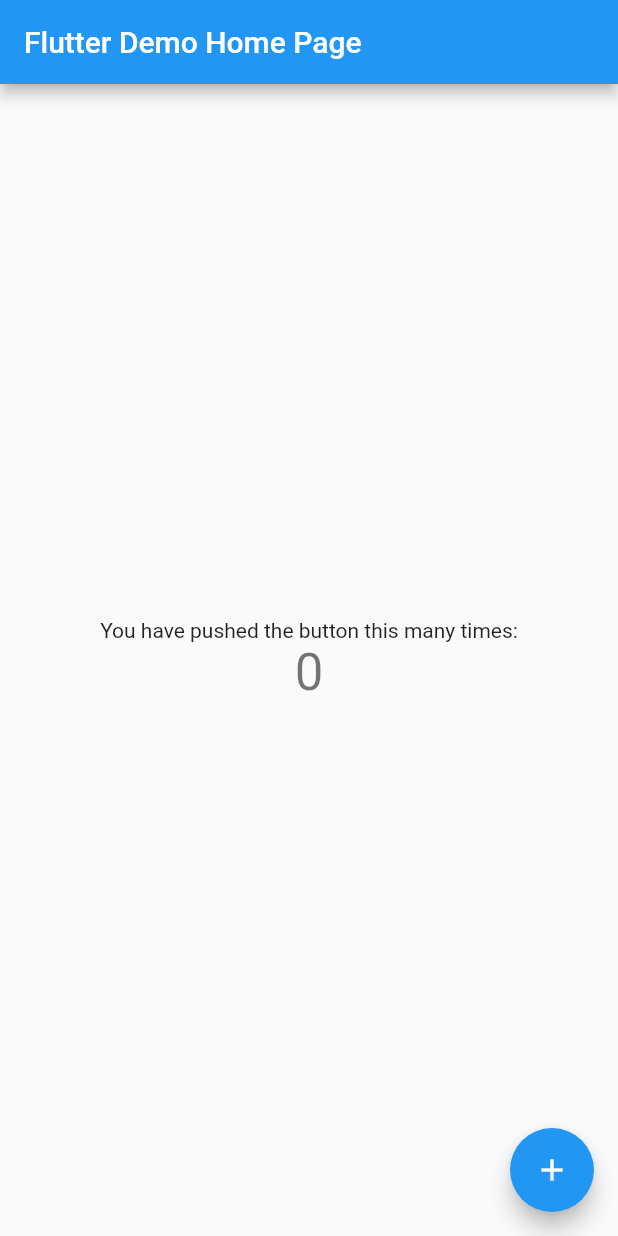
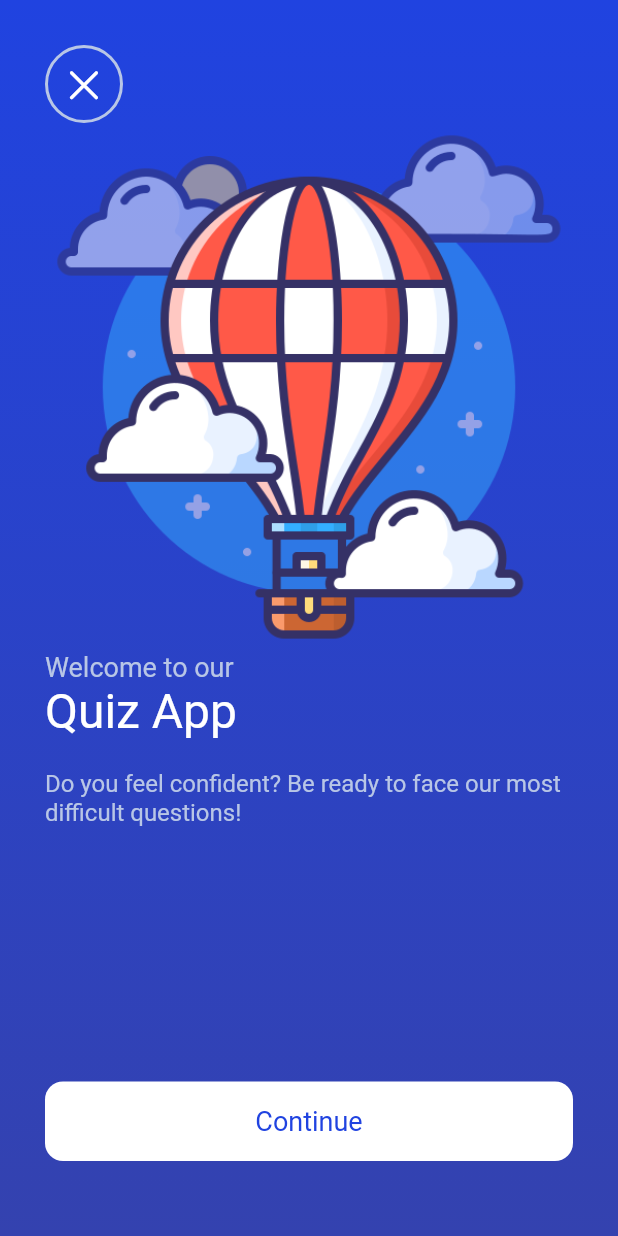
Before and after one commit to CodeT1m/Quiz-App, a Flutter app: the screen it shows after launch, on a phone screen of 412 x 824 dp. Run offline on Flutter 3.47's test engine with Material 2 defaults, Android fonts, the phone set to English and light mode, and no system bars; Roboto replaces fonts that are missing (quick_bold, quick_semi).

Commit message:
onboarding & quiz, constants 2 store common values

```diff
--- /dev/null
+++ b/lib/constants/colors.dart
@@ -0,0 +1,6 @@
+import 'package:flutter/material.dart';
+
+const blue = Color.fromARGB(255, 32, 67, 224);
+const darkBlue = Color(0xff3442af);
+const bgColor = Color(0xffe4ecfa);
+const lightgrey = Color(0xffb8c6e6);
--- /dev/null
+++ b/lib/constants/images.dart
@@ -0,0 +1,5 @@
+const String base = "assets/";
+
+const String balloon = "${base}balloon.png";
+const String ideas = "${base}ideas.png";
+const String balloon2 = "${base}balloon2.png";
--- a/lib/main.dart
+++ b/lib/main.dart
@@ -1,4 +1,5 @@
 import 'package:flutter/material.dart';
+import 'package:quiz_app/onboarding.dart';
 
 void main() {
   runApp(const MyApp());
@@ -24,92 +25,92 @@ class MyApp extends StatelessWidget {
         // is not restarted.
         primarySwatch: Colors.blue,
       ),
-      home: const MyHomePage(title: 'Flutter Demo Home Page'),
+      home: const Onboarding(),
     );
   }
 }
 
-class MyHomePage extends StatefulWidget {
-  const MyHomePage({super.key, required this.title});
+// class MyHomePage extends StatefulWidget {
+//   const MyHomePage({super.key, required this.title});
 
-  // This widget is the home page of your application. It is stateful, meaning
-  // that it has a State object (defined below) that contains fields that affect
-  // how it looks.
+//   // This widget is the home page of your application. It is stateful, meaning
+//   // that it has a State object (defined below) that contains fields that affect
+//   // how it looks.
 
-  // This class is the configuration for the state. It holds the values (in this
-  // case the title) provided by the parent (in this case the App widget) and
-  // used by the build method of the State. Fields in a Widget subclass are
-  // always marked "final".
+//   // This class is the configuration for the state. It holds the values (in this
+//   // case the title) provided by the parent (in this case the App widget) and
+//   // used by the build method of the State. Fields in a Widget subclass are
+//   // always marked "final".
 
-  final String title;
+//   final String title;
 
-  @override
-  State<MyHomePage> createState() => _MyHomePageState();
-}
+//   @override
+//   State<MyHomePage> createState() => _MyHomePageState();
+// }
 
-class _MyHomePageState extends State<MyHomePage> {
-  int _counter = 0;
+// class _MyHomePageState extends State<MyHomePage> {
+//   int _counter = 0;
 
-  void _incrementCounter() {
-    setState(() {
-      // This call to setState tells the Flutter framework that something has
-      // changed in this State, which causes it to rerun the build method below
-      // so that the display can reflect the updated values. If we changed
-      // _counter without calling setState(), then the build method would not be
-      // called again, and so nothing would appear to happen.
-      _counter++;
-    });
-  }
+//   void _incrementCounter() {
+//     setState(() {
+//       // This call to setState tells the Flutter framework that something has
+//       // changed in this State, which causes it to rerun the build method below
+//       // so that the display can reflect the updated values. If we changed
+//       // _counter without calling setState(), then the build method would not be
+//       // called again, and so nothing would appear to happen.
+//       _counter++;
+//     });
+//   }
 
-  @override
-  Widget build(BuildContext context) {
-    // This method is rerun every time setState is called, for instance as done
-    // by the _incrementCounter method above.
-    //
-    // The Flutter framework has been optimized to make rerunning build methods
-    // fast, so that you can just rebuild anything that needs updating rather
-    // than having to individually change instances of widgets.
-    return Scaffold(
-      appBar: AppBar(
-        // Here we take the value from the MyHomePage object that was created by
-        // the App.build method, and use it to set our appbar title.
-        title: Text(widget.title),
-      ),
-      body: Center(
-        // Center is a layout widget. It takes a single child and positions it
-        // in the middle of the parent.
-        child: Column(
-          // Column is also a layout widget. It takes a list of children and
-          // arranges them vertically. By default, it sizes itself to fit its
-          // children horizontally, and tries to be as tall as its parent.
-          //
-          // Invoke "debug painting" (press "p" in the console, choose the
-          // "Toggle Debug Paint" action from the Flutter Inspector in Android
-          // Studio, or the "Toggle Debug Paint" command in Visual Studio Code)
-          // to see the wireframe for each widget.
-          //
-          // Column has various properties to control how it sizes itself and
-          // how it positions its children. Here we use mainAxisAlignment to
-          // center the children vertically; the main axis here is the vertical
-          // axis because Columns are vertical (the cross axis would be
-          // horizontal).
-          mainAxisAlignment: MainAxisAlignment.center,
-          children: <Widget>[
-            const Text(
-              'You have pushed the button this many times:',
-            ),
-            Text(
-              '$_counter',
-              style: Theme.of(context).textTheme.headlineMedium,
-            ),
-          ],
-        ),
-      ),
-      floatingActionButton: FloatingActionButton(
-        onPressed: _incrementCounter,
-        tooltip: 'Increment',
-        child: const Icon(Icons.add),
-      ), // This trailing comma makes auto-formatting nicer for build methods.
-    );
-  }
-}
+//   @override
+//   Widget build(BuildContext context) {
+//     // This method is rerun every time setState is called, for instance as done
+//     // by the _incrementCounter method above.
+//     //
+//     // The Flutter framework has been optimized to make rerunning build methods
+//     // fast, so that you can just rebuild anything that needs updating rather
+//     // than having to individually change instances of widgets.
+//     return Scaffold(
+//       appBar: AppBar(
+//         // Here we take the value from the MyHomePage object that was created by
+//         // the App.build method, and use it to set our appbar title.
+//         title: Text(widget.title),
+//       ),
+//       body: Center(
+//         // Center is a layout widget. It takes a single child and positions it
+//         // in the middle of the parent.
+//         child: Column(
+//           // Column is also a layout widget. It takes a list of children and
+//           // arranges them vertically. By default, it sizes itself to fit its
+//           // children horizontally, and tries to be as tall as its parent.
+//           //
+//           // Invoke "debug painting" (press "p" in the console, choose the
+//           // "Toggle Debug Paint" action from the Flutter Inspector in Android
+//           // Studio, or the "Toggle Debug Paint" command in Visual Studio Code)
+//           // to see the wireframe for each widget.
+//           //
+//           // Column has various properties to control how it sizes itself and
+//           // how it positions its children. Here we use mainAxisAlignment to
+//           // center the children vertically; the main axis here is the vertical
+//           // axis because Columns are vertical (the cross axis would be
+//           // horizontal).
+//           mainAxisAlignment: MainAxisAlignment.center,
+//           children: <Widget>[
+//             const Text(
+//               'You have pushed the button this many times:',
+//             ),
+//             Text(
+//               '$_counter',
+//               style: Theme.of(context).textTheme.headlineMedium,
+//             ),
+//           ],
+//         ),
+//       ),
+//       floatingActionButton: FloatingActionButton(
+//         onPressed: _incrementCounter,
+//         tooltip: 'Increment',
+//         child: const Icon(Icons.add),
+//       ), // This trailing comma makes auto-formatting nicer for build methods.
+//     );
+//   }
+// }
--- /dev/null
+++ b/lib/onboarding.dart
@@ -0,0 +1,87 @@
+import 'package:flutter/cupertino.dart';
+import 'package:flutter/material.dart';
+import 'package:flutter/src/widgets/framework.dart';
+import 'package:flutter/src/widgets/placeholder.dart';
+import 'package:quiz_app/constants/colors.dart';
+import 'package:quiz_app/constants/images.dart';
+import 'package:quiz_app/quiz_screen.dart';
+import 'package:quiz_app/text_style.dart';
+
+class Onboarding extends StatelessWidget {
+  const Onboarding({super.key});
+
+  @override
+  Widget build(BuildContext context) {
+    var size = MediaQuery.of(context).size;
+
+    return Scaffold(
+      body: Container(
+        width: double.infinity,
+        height: double.infinity,
+        padding: const EdgeInsets.all(30),
+        decoration: const BoxDecoration(
+            gradient: LinearGradient(
+                begin: Alignment.topCenter,
+                end: Alignment.bottomCenter,
+                colors: [blue, darkBlue])),
+        child: Column(
+          crossAxisAlignment: CrossAxisAlignment.start,
+          children: [
+            Container(
+              decoration: BoxDecoration(
+                  borderRadius: BorderRadius.circular(50),
+                  border: Border.all(
+                    color: lightgrey,
+                    width: 2,
+                  )),
+              child: IconButton(
+                  onPressed: () {},
+                  icon: const Icon(
+                    CupertinoIcons.xmark,
+                    color: Colors.white,
+                    size: 28,
+                  )),
+            ),
+            Image.asset('assets/balloon2.png'),
+            normalText(
+              'Welcome to our',
+              lightgrey,
+              18,
+            ),
+            headingText('Quiz App', Colors.white, 32),
+            const SizedBox(
+              height: 20,
+            ),
+            normalText(
+                'Do you feel confident? Be ready to face our most difficult questions!',
+                lightgrey,
+                16),
+            const Spacer(),
+            Align(
+              alignment: Alignment.center,
+              child: GestureDetector(
+                onTap: () {
+                  Navigator.push(
+                      context,
+                      MaterialPageRoute(
+                          builder: (context) => const QuizScreen()));
+                },
+                child: Container(
+                  margin: const EdgeInsets.only(bottom: 20),
+                  alignment: Alignment.center,
+                  width: size.width,
+                  padding: const EdgeInsets.all(16),
+                  decoration: BoxDecoration(
+                    color: Colors.white,
+                    borderRadius: BorderRadius.circular(12),
+                  ),
+                  child: headingText('Continue', blue, 18),
+                ),
+              ),
+            )
+          ],
+        ),
+      ),
+    );
+  }
+}
--- /dev/null
+++ b/lib/text_style.dart
@@ -0,0 +1,26 @@
+import 'package:flutter/material.dart';
+import 'package:quiz_app/constants/colors.dart';
+
+Widget normalText(String? text, Color? color, double? size,) {
+
+ return Text(
+  text!,
+  style: TextStyle(
+    fontFamily: "quick_semi",
+    fontSize: size,
+    color: color
+  ),
+ );
+}
+
+Widget headingText(String? text, Color? color, double? size,) {
+
+ return Text(
+  text!,
+  style: TextStyle(
+    fontFamily: "quick_bold",
+    fontSize: size,
+    color: color
+  ),
+ );
+}
```
Also changed, not shown: lib/quiz_screen.dart (added, +115 -0 lines), pubspec.yaml (+9 -3 lines), assets/balloon.png (added), assets/balloon2.png (added), assets/fonts/quick.ttf (added), assets/fonts/quick_bold.ttf (added), assets/fonts/quick_semi.ttf (added), assets/ideas.png (added), assets/main.png (added), assets/quiz.png (added).
